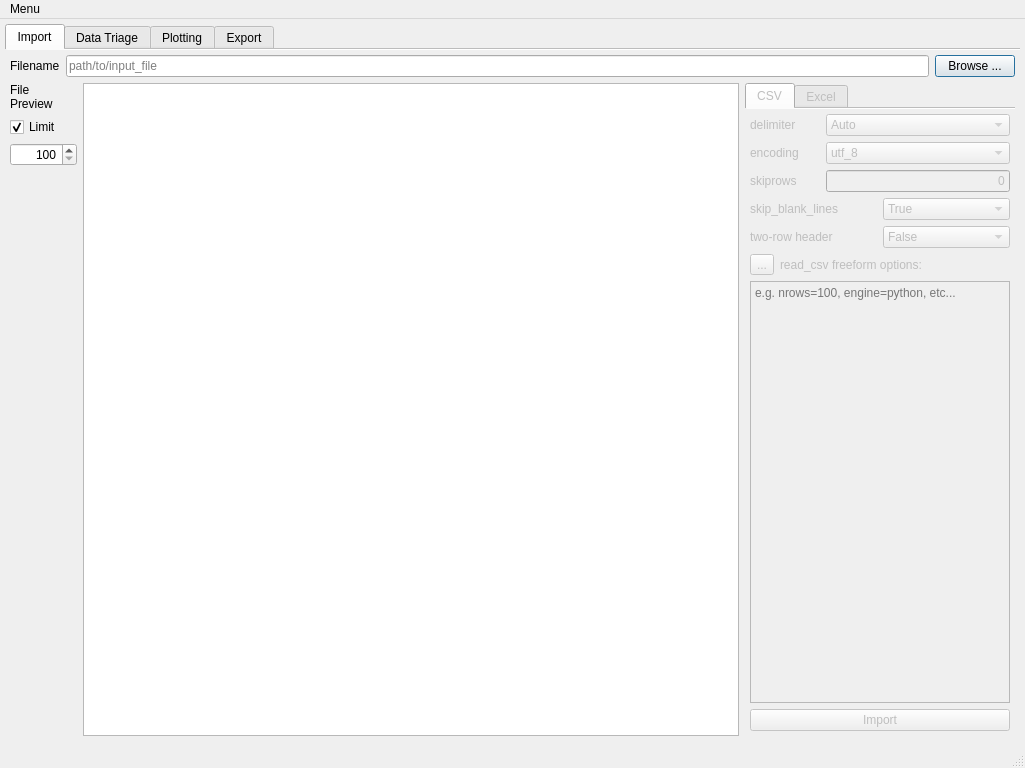
Above: colliderscope.ui from kevinanewman/colliderscope2024 before the change. Below: the same form after it.
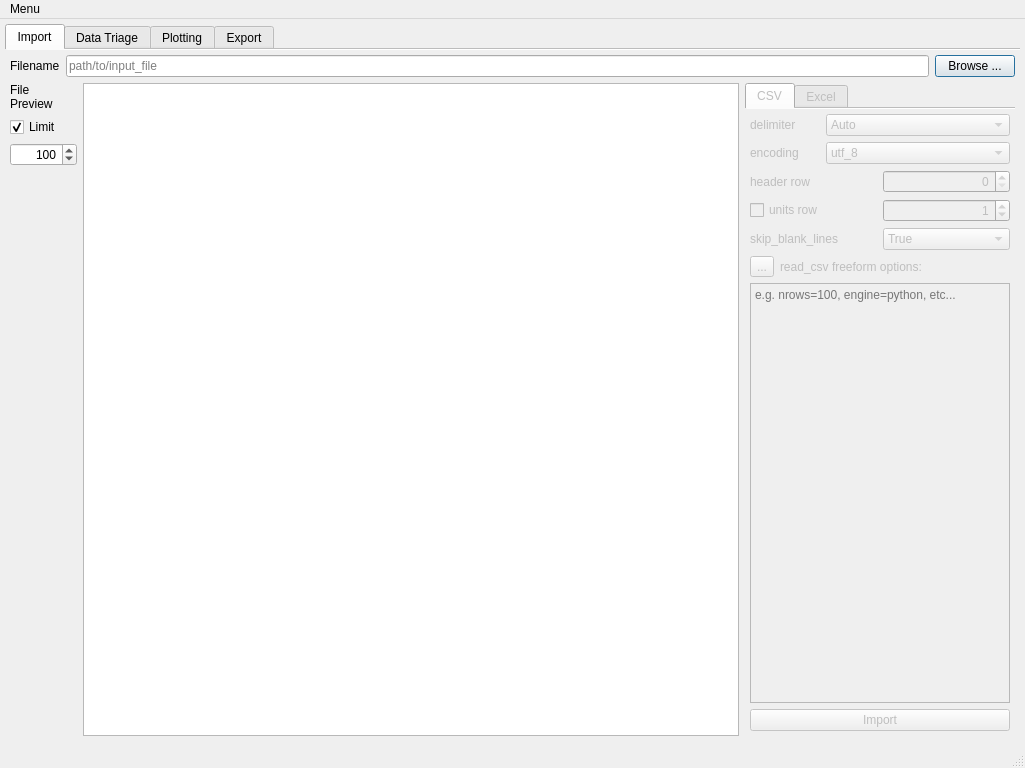
That is the form after the change. Icons and pictures are not drawn. Custom widgets are drawn as their Qt base class.

Commit message: refactor header/unit row interface... add data row input...??

```diff
--- a/colliderscope.ui
+++ b/colliderscope.ui
@@ -165,7 +165,7 @@
                <bool>true</bool>
               </property>
               <property name="minimum">
-               <number>100</number>
+               <number>10</number>
               </property>
               <property name="maximum">
                <number>1000000</number>
@@ -408,24 +408,84 @@
                    </size>
                   </property>
                   <property name="text">
-                   <string>skiprows</string>
+                   <string>header row</string>
                   </property>
                  </widget>
                 </item>
                 <item>
-                 <widget class="QLineEdit" name="import_csv_skip_rows_lineEdit">
-                  <property name="maximumSize">
-                   <size>
-                    <width>16777215</width>
-                    <height>16777215</height>
-                   </size>
+                 <widget class="QSpinBox" name="import_csv_header_row_spinBox">
+                  <property name="enabled">
+                   <bool>true</bool>
+                  </property>
+                  <property name="wrapping">
+                   <bool>false</bool>
+                  </property>
+                  <property name="alignment">
+                   <set>Qt::AlignRight|Qt::AlignTrailing|Qt::AlignVCenter</set>
+                  </property>
+                  <property name="buttonSymbols">
+                   <enum>QAbstractSpinBox::UpDownArrows</enum>
+                  </property>
+                  <property name="accelerated">
+                   <bool>true</bool>
+                  </property>
+                  <property name="minimum">
+                   <number>0</number>
+                  </property>
+                  <property name="maximum">
+                   <number>1000000</number>
+                  </property>
+                  <property name="singleStep">
+                   <number>1</number>
+                  </property>
+                  <property name="value">
+                   <number>0</number>
+                  </property>
+                 </widget>
+                </item>
+               </layout>
+              </item>
+              <item>
+               <layout class="QHBoxLayout" name="import_csv_units_row_horizontalLayout">
+                <item>
+                 <widget class="QCheckBox" name="import_csv_units_row_checkBox">
+                  <property name="enabled">
+                   <bool>true</bool>
                   </property>
                   <property name="text">
-                   <string>0</string>
+                   <string>units row</string>
+                  </property>
+                 </widget>
+                </item>
+                <item>
+                 <widget class="QSpinBox" name="import_csv_units_row_spinBox">
+                  <property name="enabled">
+                   <bool>false</bool>
+                  </property>
+                  <property name="wrapping">
+                   <bool>false</bool>
                   </property>
                   <property name="alignment">
                    <set>Qt::AlignRight|Qt::AlignTrailing|Qt::AlignVCenter</set>
                   </property>
+                  <property name="buttonSymbols">
+                   <enum>QAbstractSpinBox::UpDownArrows</enum>
+                  </property>
+                  <property name="accelerated">
+                   <bool>true</bool>
+                  </property>
+                  <property name="minimum">
+                   <number>0</number>
+                  </property>
+                  <property name="maximum">
+                   <number>1000000</number>
+                  </property>
+                  <property name="singleStep">
+                   <number>1</number>
+                  </property>
+                  <property name="value">
+                   <number>1</number>
+                  </property>
                  </widget>
                 </item>
                </layout>
@@ -455,34 +515,6 @@
                 </item>
                </layout>
               </item>
-              <item>
-               <layout class="QHBoxLayout" name="import_csv_two_row_header_horizontalLayout">
-                <item>
-                 <widget class="QLabel" name="import_csv_two_row_header_lines_label">
-                  <property name="text">
-                   <string>two-row header</string>
-                  </property>
-                 </widget>
-                </item>
-                <item>
-                 <widget class="QComboBox" name="import_csv_two_row_header_comboBox">
-                  <property name="currentIndex">
-                   <number>1</number>
-                  </property>
-                  <item>
-                   <property name="text">
-                    <string>True</string>
-                   </property>
-                  </item>
-                  <item>
-                   <property name="text">
-                    <string>False</string>
-                   </property>
-                  </item>
-                 </widget>
-                </item>
-               </layout>
-              </item>
               <item>
                <layout class="QHBoxLayout" name="horizontalLayout_4">
                 <item>
```
Left out of the diff: 298 changed lines with no effect on the pictures. The commit also changes 2 other files.
